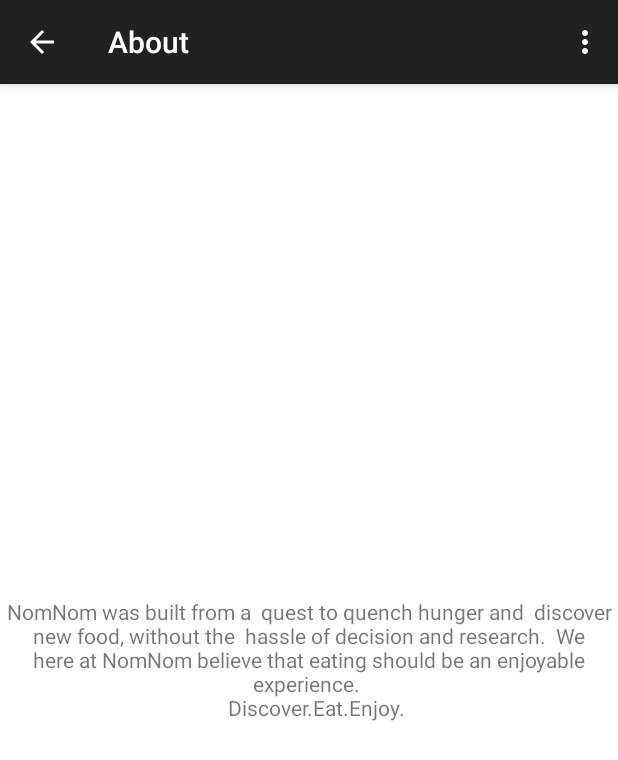
After one commit to Nevvea7/CodeUTestApp, an Android app: the AboutActivity screen opened directly, with no data from a screen before it, on a phone screen of 412 x 824 dp. The commit adds this screen. Shown: the top 760 px of the screen. Run offline under Robolectric (Android 15) with nearby library versions, the phone set to English and light mode, and no system bars.

Commit message:
bugs fixed

```diff
--- /dev/null
+++ b/app/src/main/java/app/nevvea/nomnom/AboutActivity.java
@@ -0,0 +1,38 @@
+package app.nevvea.nomnom;
+
+import android.support.v7.app.AppCompatActivity;
+import android.os.Bundle;
+import android.view.Menu;
+import android.view.MenuItem;
+
+public class AboutActivity extends AppCompatActivity {
+
+    @Override
+    protected void onCreate(Bundle savedInstanceState) {
+        super.onCreate(savedInstanceState);
+        setContentView(R.layout.activity_about);
+    }
+
+
+    @Override
+    public boolean onCreateOptionsMenu(Menu menu) {
+        // Inflate the menu; this adds items to the action bar if it is present.
+        getMenuInflater().inflate(R.menu.menu_about, menu);
+        return true;
+    }
+
+    @Override
+    public boolean onOptionsItemSelected(MenuItem item) {
+        // Handle action bar item clicks here. The action bar will
+        // automatically handle clicks on the Home/Up button, so long
+        // as you specify a parent activity in AndroidManifest.xml.
+        int id = item.getItemId();
+
+        //noinspection SimplifiableIfStatement
+        if (id == R.id.action_settings) {
+            return true;
+        }
+
+        return super.onOptionsItemSelected(item);
+    }
+}
--- /dev/null
+++ b/app/src/main/java/app/nevvea/nomnom/AboutActivityFragment.java
@@ -0,0 +1,22 @@
+package app.nevvea.nomnom;
+
+import android.support.v4.app.Fragment;
+import android.os.Bundle;
+import android.view.LayoutInflater;
+import android.view.View;
+import android.view.ViewGroup;
+
+/**
+ * A placeholder fragment containing a simple view.
+ */
+public class AboutActivityFragment extends Fragment {
+
+    public AboutActivityFragment() {
+    }
+
+    @Override
+    public View onCreateView(LayoutInflater inflater, ViewGroup container,
+                             Bundle savedInstanceState) {
+        return inflater.inflate(R.layout.fragment_about, container, false);
+    }
+}
--- a/app/src/main/res/layout-sw600dp/activity_main.xml
+++ b/app/src/main/res/layout-sw600dp/activity_main.xml
@@ -135,6 +135,12 @@
         <fragment
             android:layout_width="match_parent"
             android:layout_height="match_parent"
+            android:name="app.nevvea.nomnom.AboutActivityFragment"
+            android:id="@+id/about_fragment" />
+
+        <fragment
+            android:layout_width="match_parent"
+            android:layout_height="match_parent"
             android:name="app.nevvea.nomnom.BlackListActivityFragment"
             android:id="@+id/blacklist_fragment" />
     </LinearLayout>
--- a/app/src/main/res/layout-sw600dp/tablet_about.xml
+++ b/app/src/main/res/layout-sw600dp/tablet_about.xml
@@ -114,7 +114,6 @@
             android:layout_width="599dp"
             android:layout_height="fill_parent"
             android:textAppearance="?android:attr/textAppearanceMedium"
-            android:text="NomNom was built from a  quest to quench hunger and  discover new food, without the  hassle of decision and research.  We here at NomNom believe that eating should be an enjoyable experience.    Discover.Eat.Enjoy."
             android:id="@+id/textView"
             android:layout_gravity="center"
             android:background="#ff9200"
--- /dev/null
+++ b/app/src/main/res/layout/activity_about.xml
@@ -0,0 +1,4 @@
+<fragment xmlns:android="http://schemas.android.com/apk/res/android"
+    xmlns:tools="http://schemas.android.com/tools" android:id="@+id/fragment"
+    android:name="app.nevvea.nomnom.AboutActivityFragment" tools:layout="@layout/fragment_about"
+    android:layout_width="match_parent" android:layout_height="match_parent" />
--- a/app/src/main/res/layout/activity_black_list.xml
+++ b/app/src/main/res/layout/activity_black_list.xml
@@ -3,7 +3,7 @@
     android:layout_width="match_parent"
     android:layout_height="match_parent"
     android:orientation="vertical"
-    android:background="@color/white">
+    >
 
     <fragment xmlns:android="http://schemas.android.com/apk/res/android"
         android:id="@+id/activity_fragment"
--- /dev/null
+++ b/app/src/main/res/layout/fragment_about.xml
@@ -0,0 +1,13 @@
+<LinearLayout xmlns:android="http://schemas.android.com/apk/res/android"
+    xmlns:tools="http://schemas.android.com/tools" android:layout_width="match_parent"
+    android:layout_height="match_parent"
+    android:orientation="vertical"
+    android:background="@color/white"
+    tools:context="app.nevvea.nomnom.AboutActivityFragment">
+
+    <TextView android:layout_width="match_parent"
+        android:layout_height="match_parent"
+        android:text="NomNom was built from a  quest to quench hunger and  discover new food, without the  hassle of decision and research.  We here at NomNom believe that eating should be an enjoyable experience. \n   Discover.Eat.Enjoy."
+        android:gravity="center" />
+
+</LinearLayout>
--- a/app/src/main/res/layout/fragment_blacklist.xml
+++ b/app/src/main/res/layout/fragment_blacklist.xml
@@ -1,7 +1,8 @@
 <?xml version="1.0" encoding="utf-8"?>
 <LinearLayout xmlns:android="http://schemas.android.com/apk/res/android"
     android:orientation="vertical" android:layout_width="match_parent"
-    android:layout_height="match_parent">
+    android:layout_height="match_parent"
+    android:background="@color/white">
 
     <ListView
         android:layout_width="fill_parent"
--- /dev/null
+++ b/app/src/main/res/menu/menu_about.xml
@@ -0,0 +1,6 @@
+<menu xmlns:android="http://schemas.android.com/apk/res/android"
+    xmlns:app="http://schemas.android.com/apk/res-auto"
+    xmlns:tools="http://schemas.android.com/tools" tools:context="app.nevvea.nomnom.AboutActivity">
+    <item android:id="@+id/action_settings" android:title="@string/action_settings"
+        android:orderInCategory="100" app:showAsAction="never" />
+</menu>
--- a/app/src/main/res/values/strings.xml
+++ b/app/src/main/res/values/strings.xml
@@ -2,7 +2,7 @@
     <string name="app_name">Nom Nom</string>
     <string name="hello_world">Hello world!</string>
     <string name="action_settings">Settings</string>
-    <string name="action_blacklist">Blacklist</string>
+    <string name="action_blacklist">Black List</string>
 
     <string name="consumer_key">WX1K2JVTdZgRhc7C7hbflw</string>
     <string name="consumer_secret">xoHPzXr02XikBk50i93BURuTwC0</string>
@@ -12,6 +12,7 @@
 
     <string name="title_activity_my_location">MyLocationActivity</string>
     <string name="title_activity_detail">DetailActivity</string>
-    <string name="title_activity_black_list">BlackListActivity</string>
+    <string name="title_activity_black_list">Black List</string>
+    <string name="title_activity_about">About</string>
 
 </resources>
```
Also changed, not shown: app/src/main/AndroidManifest.xml (+9 -0 lines), app/src/main/java/app/nevvea/nomnom/MainActivity.java (+16 -7 lines).
